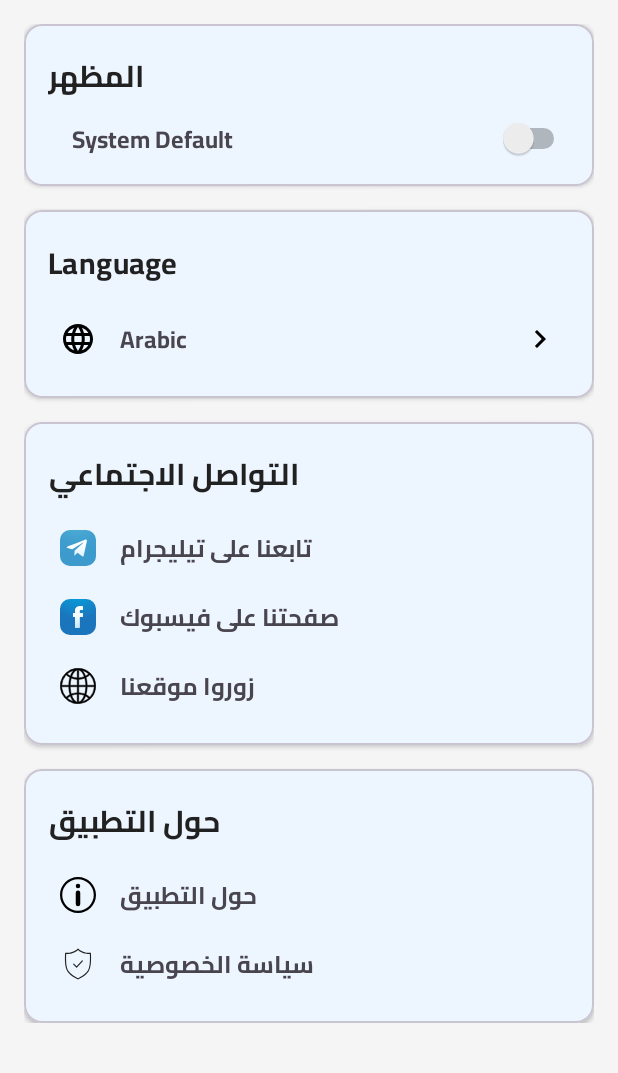
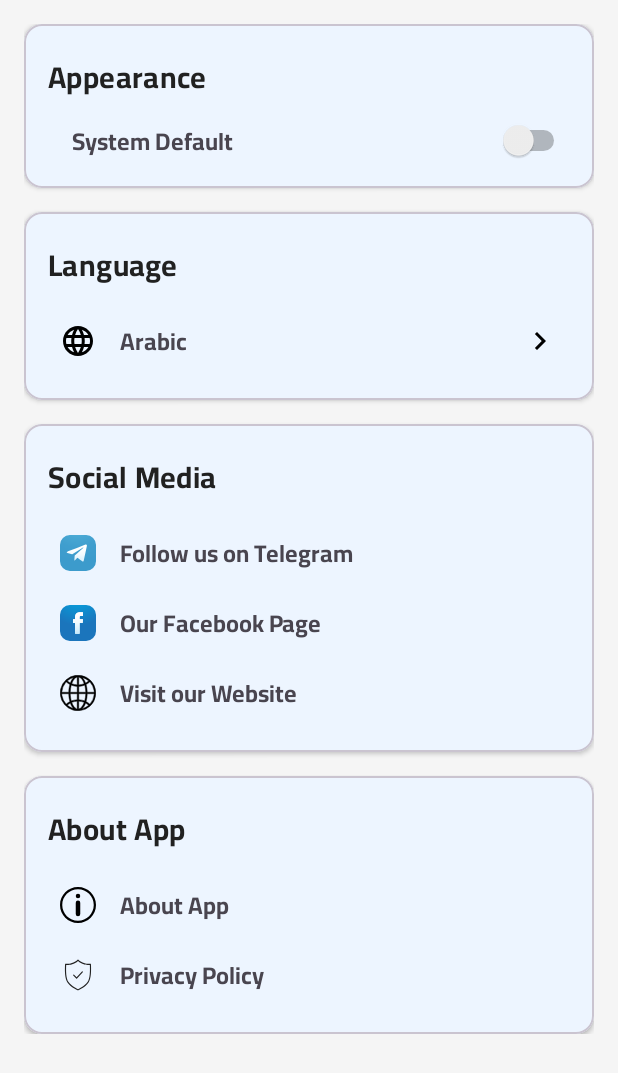
Before and after one commit to djxxber3/footstique-app, an Android app: the fragment MoreFragment shown on its own in the app's theme, on a phone screen of 412 x 824 dp. Shown: the top 1073 px of the screen. Run offline under Robolectric (Android 15) with nearby library versions, the phone set to English and light mode, and no system bars; libraries missing offline, so code that uses them is left out: com.yariksoffice.lingver.

Commit message:
first commit

```diff
--- a/app/src/main/res/layout/activity_about.xml
+++ b/app/src/main/res/layout/activity_about.xml
@@ -7,14 +7,14 @@
     android:layout_height="match_parent">
 
     <TextView
-        android:text="حول التطبيق"
+        android:text="@string/about_app"
         android:textSize="24sp"
         android:textStyle="bold"
         android:layout_width="wrap_content"
         android:layout_height="wrap_content" />
 
     <TextView
-        android:text="هذا التطبيق يهدف لتقديم تجربة تسوق عصرية وسهلة للمستخدمين."
+        android:text="@string/about_app_text"
         android:textSize="16sp"
         android:layout_width="wrap_content"
         android:layout_height="wrap_content"
--- a/app/src/main/res/layout/activity_more.xml
+++ b/app/src/main/res/layout/activity_more.xml
@@ -28,7 +28,7 @@
                 <TextView
                     android:layout_width="wrap_content"
                     android:layout_height="wrap_content"
-                    android:text="المظهر"
+                    android:text="@string/Appearance"
                     android:textAppearance="?attr/textAppearanceHeadline6"
                     android:layout_marginBottom="8dp" />
 
@@ -43,7 +43,7 @@
                         android:layout_width="0dp"
                         android:layout_height="wrap_content"
                         android:layout_weight="1"
-                        android:text="Light"
+                        android:text="@string/light"
                         android:textSize="16sp"
                         android:layout_marginStart="16dp" />
 
@@ -125,7 +125,7 @@
                 <TextView
                     android:layout_width="wrap_content"
                     android:layout_height="wrap_content"
-                    android:text="التواصل الاجتماعي"
+                    android:text="@string/Social_media"
                     android:textAppearance="?attr/textAppearanceHeadline6"
                     android:layout_marginBottom="8dp" />
 
@@ -143,7 +143,7 @@
                         android:layout_height="24dp"
                         android:contentDescription="Telegram" />
                     <TextView
-                        android:text="تابعنا على تيليجرام"
+                        android:text="@string/Follow_us_on_Telegram"
                         android:textSize="16sp"
                         android:layout_marginStart="16dp"
                         android:layout_width="wrap_content"
@@ -164,7 +164,7 @@
                         android:layout_height="24dp"
                         android:contentDescription="Facebook" />
                     <TextView
-                        android:text="صفحتنا على فيسبوك"
+                        android:text="@string/Our_Facebook_page"
                         android:textSize="16sp"
                         android:layout_marginStart="16dp"
                         android:layout_width="wrap_content"
@@ -185,7 +185,7 @@
                         android:layout_height="24dp"
                         android:contentDescription="Website" />
                     <TextView
-                        android:text="زوروا موقعنا"
+                        android:text="@string/Visit_our_website"
                         android:textSize="16sp"
                         android:layout_marginStart="16dp"
                         android:layout_width="wrap_content"
@@ -209,7 +209,7 @@
                 <TextView
                     android:layout_width="wrap_content"
                     android:layout_height="wrap_content"
-                    android:text="حول التطبيق"
+                    android:text="@string/about_app"
                     android:textAppearance="?attr/textAppearanceHeadline6"
                     android:layout_marginBottom="8dp" />
 
@@ -225,9 +225,9 @@
                         android:src="@drawable/ic_info"
                         android:layout_width="24dp"
                         android:layout_height="24dp"
-                        android:contentDescription="About" />
+                        android:contentDescription="@string/about" />
                     <TextView
-                        android:text="حول التطبيق"
+                        android:text="@string/about_app"
                         android:textSize="16sp"
                         android:layout_marginStart="16dp"
                         android:layout_width="wrap_content"
@@ -246,9 +246,9 @@
                         android:src="@drawable/ic_policy"
                         android:layout_width="24dp"
                         android:layout_height="24dp"
-                        android:contentDescription="Policy" />
+                        android:contentDescription="@string/policy" />
                     <TextView
-                        android:text="سياسة الخصوصية"
+                        android:text="@string/privacy_policy"
                         android:textSize="16sp"
                         android:layout_marginStart="16dp"
                         android:layout_width="wrap_content"
--- a/app/src/main/res/values/strings.xml
+++ b/app/src/main/res/values/strings.xml
@@ -1,4 +1,3 @@
-
 <resources>
     <string name="app_name">Footstique</string>
     <string name="update_required">Update Required</string>
@@ -43,4 +42,17 @@
     <string name="dark">Dark</string>
     <string name="system_default">System Default</string>
     <string name="appearance">Appearance</string>
+
+    <string name="about_app">About App</string>
+    <string name="about_app_text">This app aims to provide a modern and easy shopping experience for users.</string>
+    <string name="about_appp">About App</string>
+    <string name="about">About</string>
+    <string name="policy">Policy</string>
+    <string name="privacy_policy">Privacy Policy</string>
+    <string name="about_apppp">About App</string>
+    <string name="Visit_our_website">Visit our Website</string>
+    <string name="Our_Facebook_page">Our Facebook Page</string>
+    <string name="Follow_us_on_Telegram">Follow us on Telegram</string>
+    <string name="Social_media">Social Media</string>
+    <string name="Appearance">Appearance</string>
 </resources>
```
Also changed, not shown: 2 other files. Lines whose indentation alone changed are shown as unchanged.
